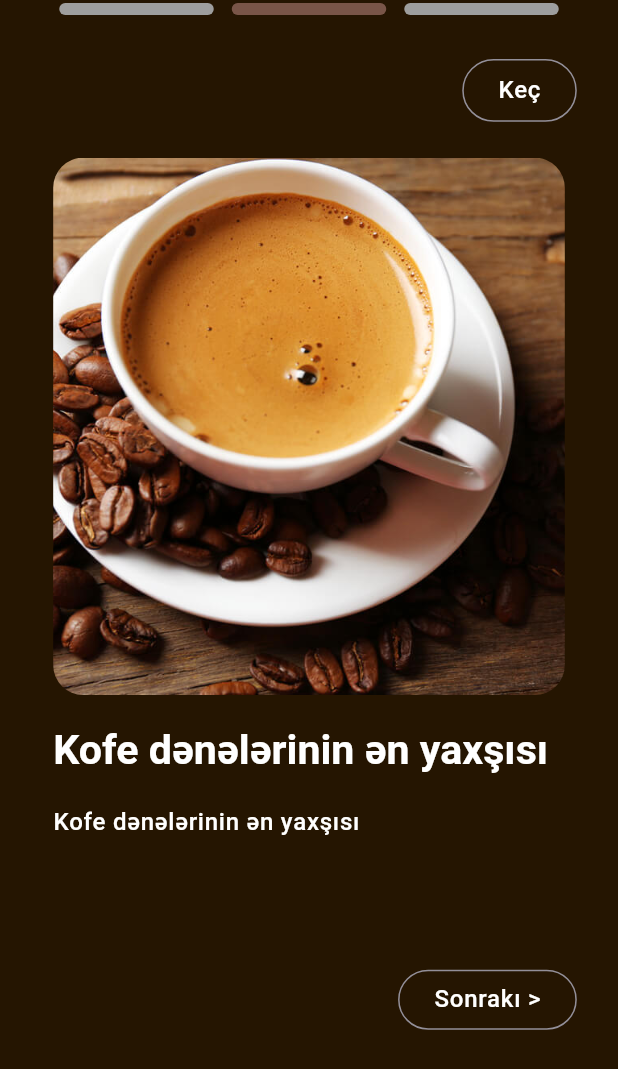
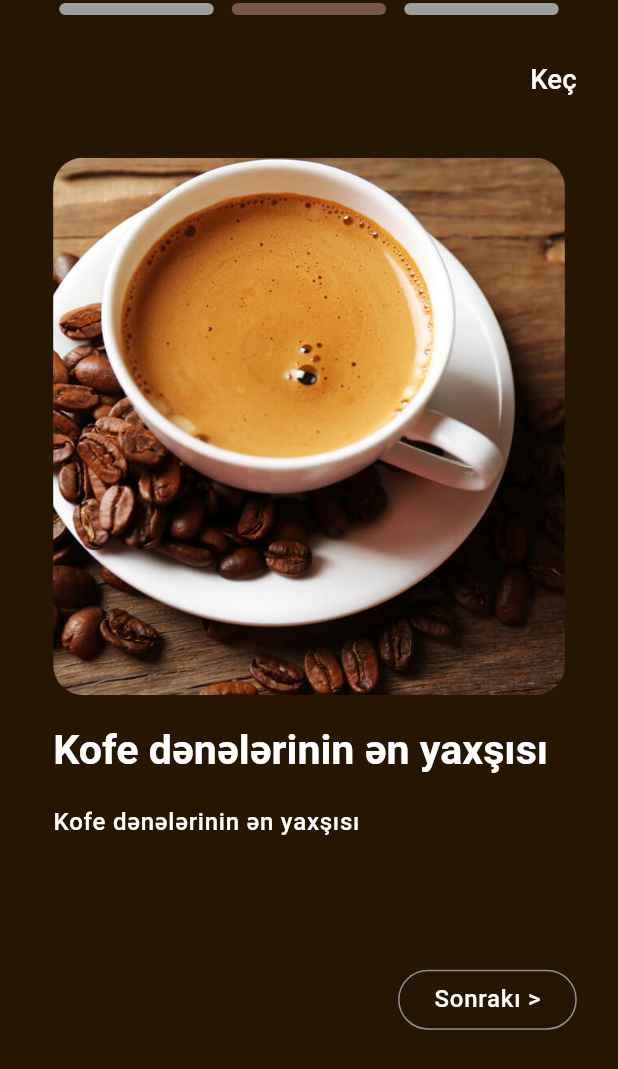
Before and after one commit to Nomaliev/coffee_roastery_app, a Flutter app: the screen it shows after launch, swiped to page 2, on a phone screen of 412 x 824 dp. Shown: the top 1069 px of the screen. Run offline on Flutter 3.47's test engine with Material 3 defaults, Android fonts, the phone set to English and light mode, and no system bars; drawn by our look-alikes of dots_indicator; our stand-ins replace equatable, flutter_bloc, flutter_screenutil.

```diff
--- a/lib/core/config/theme/theme.dart
+++ b/lib/core/config/theme/theme.dart
@@ -2,7 +2,6 @@ import 'package:coffeeapp/core/config/colors.dart';
 import 'package:coffeeapp/core/config/theme/custom_themes/appbar_theme.dart';
 import 'package:coffeeapp/core/config/theme/custom_themes/elevated_button_theme.dart';
 import 'package:coffeeapp/core/config/theme/custom_themes/text_theme.dart';
-import 'package:coffeeapp/core/config/theme/custom_themes/textfield_theme.dart';
 import 'package:flutter/material.dart';
 
 class AppThemes {
@@ -13,7 +12,7 @@ class AppThemes {
     elevatedButtonTheme: AppElevatedButtonTheme.lightElevatedButtonTheme,
     scaffoldBackgroundColor: AppColors.scaffoldBackgroundColorLight,
     appBarTheme: AppAppBarTheme.lightAppBarTheme,
-    inputDecorationTheme: AppTextFieldTheme.lightTextFieldTheme,
+    // inputDecorationTheme: AppTextFieldTheme.lightTextFieldTheme,
   );
 
   static ThemeData darkTheme = ThemeData(
@@ -23,6 +22,6 @@ class AppThemes {
     elevatedButtonTheme: AppElevatedButtonTheme.darkElevatedButtonTheme,
     scaffoldBackgroundColor: AppColors.scaffoldBackgroundColorDark,
     appBarTheme: AppAppBarTheme.darkAppBarTheme,
-    inputDecorationTheme: AppTextFieldTheme.darkTextFieldTheme,
+    // inputDecorationTheme: AppTextFieldTheme.darkTextFieldTheme,
   );
 }
--- a/lib/features/onboarding/view/onboarding.dart
+++ b/lib/features/onboarding/view/onboarding.dart
@@ -56,14 +56,15 @@ class OnboardingScreen extends StatelessWidget {
                         state.currentIndex != 2
                             ? SizedBox(
                               height: 35.h,
-                              child: OutlinedButton(
-                                onPressed:
+                              child: GestureDetector(
+                                onTap:
                                     () => context.read<OnboardingCubit>().skip(
                                       _pageController,
                                     ),
                                 child: Text(
                                   'Keç',
-                                  style: Theme.of(context).textTheme.bodyLarge,
+                                  style:
+                                      Theme.of(context).textTheme.titleMedium,
                                 ),
                               ),
                             )
--- a/pubspec.yaml
+++ b/pubspec.yaml
@@ -38,6 +38,7 @@ dependencies:
   flutter_screenutil: ^5.9.3
   dots_indicator: ^3.0.0
   equatable: ^2.0.7
+  iconsax: ^0.0.8
 
 dev_dependencies:
   flutter_test:
```
Also changed, not shown: lib/features/authentication/view/login.dart (+57 -2 lines), pubspec.lock.
